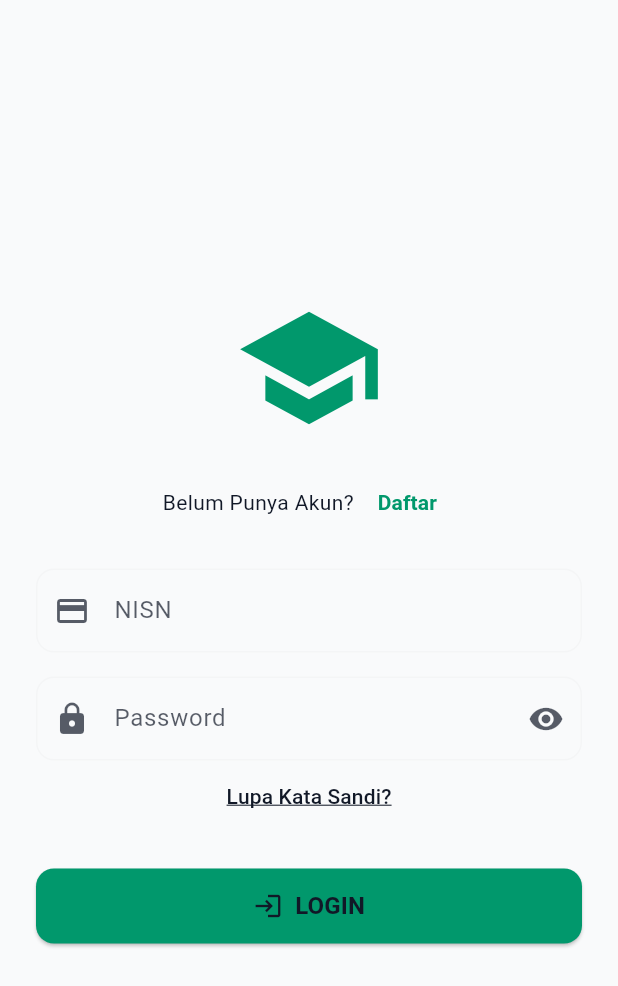
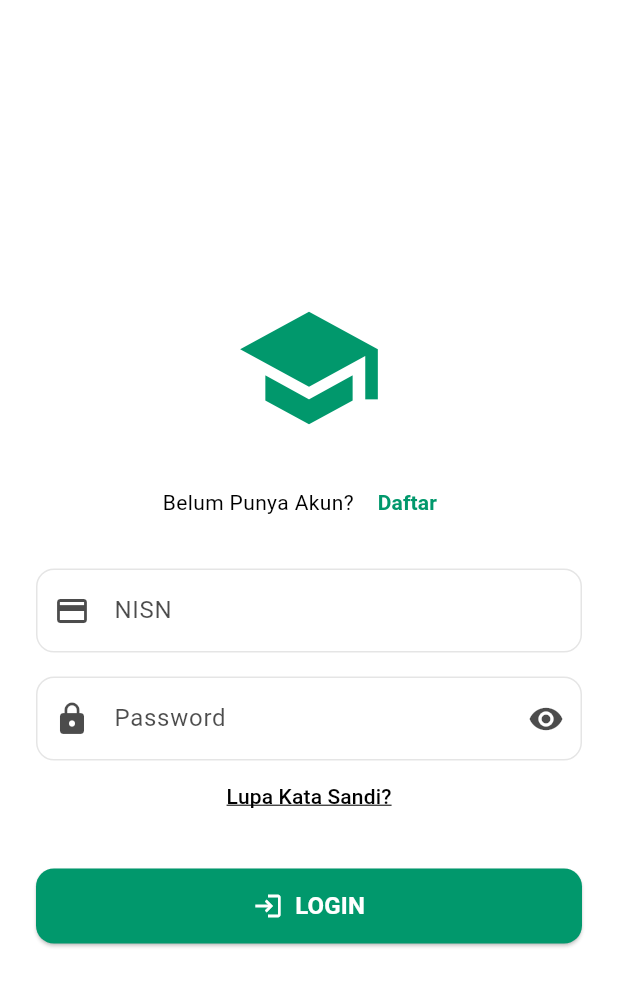
Before and after one commit to Elmanda1/tabungan-sekolah, a Flutter app: the screen it shows after launch, on a phone screen of 412 x 824 dp. Shown: the top 986 px of the screen. Run offline on Flutter 3.47's test engine with Material 3 defaults, Android fonts, the phone set to English and light mode, and no system bars; our stand-ins replace connectivity_plus, dio, flutter_secure_storage, shared_preferences.

Commit message:
fix: null check operator

```diff
--- a/lib/models/appconfig.dart
+++ b/lib/models/appconfig.dart
@@ -61,17 +61,29 @@ class AppConfig extends ChangeNotifier {
         'primary': const Color(0xFF01986c),
         'primaryLight': const Color(0xFF34D399),
         'primaryDark': const Color(0xFF047857),
-        'background': const Color(0xFFF9FAFB),
-        'surface': Colors.white,
-        'card': Colors.white,
-        'text': const Color(0xFF111827),
-        'textSecondary': const Color(0xFF6B7280),
-        'textTertiary': const Color(0xFF9CA3AF),
+        'background': const Color.fromARGB(255, 255, 255, 255),
+        'surface': const Color.fromARGB(255, 226, 226, 226),
+        'card': const Color.fromARGB(255, 219, 219, 219),
+        'text': const Color.fromARGB(255, 0, 0, 0),
+        'textSecondary': const Color.fromARGB(255, 51, 51, 51),
+        'textTertiary': const Color.fromARGB(255, 180, 180, 180),
+        'textButton' : const Color.fromARGB(255, 255, 255, 255),
         'success': const Color(0xFF10B981),
         'error': const Color(0xFFEF4444),
         'divider': const Color(0xFFE5E7EB),
         'highlight': const Color(0x1A01986c),
-        'border' : const Color.fromARGB(26, 202, 202, 202)
+        'border' : const Color.fromARGB(26, 0, 0, 0)
+      },
+      featureFlags: <String, bool>{
+        // Navigation items
+        'feature.beranda.enabled': true,
+        'feature.riwayat.enabled': true,
+        'feature.akun.enabled': true,
+
+        // Home modules
+        'feature.home.dashboard_tabungan.enabled': false,
+        'feature.home.profile_card.enabled': true,
+        'feature.home.riwayat_singkat.enabled': false,
       },
     );
   }
--- a/lib/modules/profil_sekolah_siswa.dart
+++ b/lib/modules/profil_sekolah_siswa.dart
@@ -54,7 +54,7 @@ Widget buildInfoCard({
 }
 
 class StudentInfoRow extends StatelessWidget {
-  final Map<String, dynamic> colors;
+  final Map<String, Color?> colors;
   final Map<String, dynamic>? profileData;
 
   const StudentInfoRow({
@@ -91,7 +91,7 @@ class StudentInfoRow extends StatelessWidget {
 }
 
 class ProfileCard extends StatefulWidget {
-  final Map<String, dynamic> colors;
+  final Map<String, Color?> colors;
   final String userName;
   final String studentName;
   final String studentClass;
--- a/lib/modules/riwayat_singkat.dart
+++ b/lib/modules/riwayat_singkat.dart
@@ -23,7 +23,7 @@ class RiwayatSingkat extends StatelessWidget {
       shape: RoundedRectangleBorder(
         borderRadius: BorderRadius.circular(24),
         side: BorderSide(
-          color: colors['outline']!,
+          color: colors['border'] ?? Colors.grey,
           width: 1,
         ),
       ),
--- a/lib/views/home_view.dart
+++ b/lib/views/home_view.dart
@@ -80,9 +80,9 @@ class _HomeViewState extends State<HomeView> {
 
           if (tabunganProvider.state == ViewState.error) {
             WidgetsBinding.instance.addPostFrameCallback((_) {
-              _dialogService.showError(context, tabunganProvider.errorMessage!, tabunganProvider.error);
+              _dialogService.showError(context, tabunganProvider.errorMessage ?? 'An unknown error occurred.', tabunganProvider.error);
             });
-            return Center(child: Text(tabunganProvider.errorMessage!));
+            return Center(child: Text(tabunganProvider.errorMessage ?? 'An unknown error occurred.'));
           }
 
           return SingleChildScrollView(
@@ -120,6 +120,7 @@ class _HomeViewState extends State<HomeView> {
                     ),
 
                   // Recent Transactions Card
+                  if (appConfig.featureFlags['feature.home.riwayat_singkat.enabled'] ?? false)
                   RiwayatSingkat(
                     colors: colors,
                     onViewAll: () async {
--- a/lib/views/login_view.dart
+++ b/lib/views/login_view.dart
@@ -151,11 +151,11 @@ class _LoginViewState extends State<LoginView> {
                         style: TextStyle(color: colorPalette['text']),
                         decoration: InputDecoration(
                           labelText: 'NISN',
-                          labelStyle: TextStyle(color: colorPalette['text']?.withOpacity(0.7)),
-                          prefixIcon: Icon(Icons.credit_card, color: colorPalette['text']?.withOpacity(0.7)),
+                          labelStyle: TextStyle(color: colorPalette['text']?.withValues(alpha: 0.7)),
+                          prefixIcon: Icon(Icons.credit_card, color: colorPalette['text']?.withValues(alpha: 0.7)),
                           enabledBorder: OutlineInputBorder(
                             borderRadius: BorderRadius.circular(12),
-                            borderSide: BorderSide(color: colorPalette['border'] ?? Colors.white.withOpacity(0.3)),
+                            borderSide: BorderSide(color: colorPalette['border'] ?? Colors.white),
                           ),
                           focusedBorder: OutlineInputBorder(
                             borderRadius: BorderRadius.circular(12),
@@ -203,7 +203,7 @@ class _LoginViewState extends State<LoginView> {
                           ),
                           enabledBorder: OutlineInputBorder(
                             borderRadius: BorderRadius.circular(12),
-                            borderSide: BorderSide(color: colorPalette['border'] ?? Colors.white.withOpacity(0.3)),
+                            borderSide: BorderSide(color: colorPalette['border'] ?? Colors.white),
                           ),
                           focusedBorder: OutlineInputBorder(
                             borderRadius: BorderRadius.circular(12),
@@ -273,14 +273,14 @@ class _LoginViewState extends State<LoginView> {
                               : Row(
                                   mainAxisSize: MainAxisSize.min,
                                   children: [
-                                    Icon(Icons.login, size: 20, color: colorPalette['text']),
+                                    Icon(Icons.login, size: 20, color: colorPalette['textButton']),
                                     SizedBox(width: 8),
                                     Text(
                                       'LOGIN',
                                       style: TextStyle(
                                         fontSize: 16,
                                         fontWeight: FontWeight.bold,
-                                        color: colorPalette['text'],
+                                        color: colorPalette['textButton'],
                                       ),
                                     ),
                                   ],
--- a/lib/views/riwayat_view.dart
+++ b/lib/views/riwayat_view.dart
@@ -58,9 +58,9 @@ class _RiwayatViewState extends State<RiwayatView> {
 
           if (riwayatProvider.state == ViewState.error) {
             WidgetsBinding.instance.addPostFrameCallback((_) {
-              _dialogService.showError(context, riwayatProvider.errorMessage!, riwayatProvider.error);
+              _dialogService.showError(context, riwayatProvider.errorMessage ?? 'An unknown error occurred.', riwayatProvider.error);
             });
-            return Center(child: Text(riwayatProvider.errorMessage!));
+            return Center(child: Text(riwayatProvider.errorMessage ?? 'An unknown error occurred.'));
           }
 
           if (riwayatProvider.transactions.isEmpty) {
@@ -137,7 +137,7 @@ class _RiwayatViewState extends State<RiwayatView> {
       margin: const EdgeInsets.only(bottom: 12),
       shape: RoundedRectangleBorder(
         borderRadius: BorderRadius.circular(11),
-        side: BorderSide(color: colors['outline']!, width: 0.7),
+        side: BorderSide(color: colors['border'] ?? Colors.grey, width: 0.7),
       ),
       child: ListTile(
         contentPadding: const EdgeInsets.symmetric(horizontal: 12, vertical: 4),
--- a/pubspec.yaml
+++ b/pubspec.yaml
@@ -47,6 +47,8 @@ dependencies:
 dev_dependencies:
   flutter_test:
     sdk: flutter
+  mockito: ^5.4.4
+  build_runner: ^2.4.11
 
   # The "flutter_lints" package below contains a set of recommended lints to
   # encourage good coding practices. The lint set provided by the package is
```
Also changed, not shown: lib/components/income_expense_cards.dart (+6 -6 lines), pubspec.lock, 1 other file.
